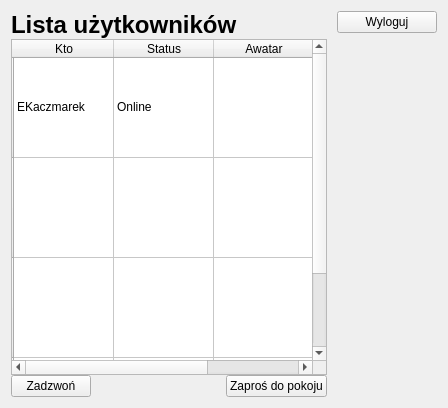
Qt form JaroEliCall/gui/adduser.ui (jaroslaw-wieczorek/Project_IP_Telephony_Python_Voip) before a commit.
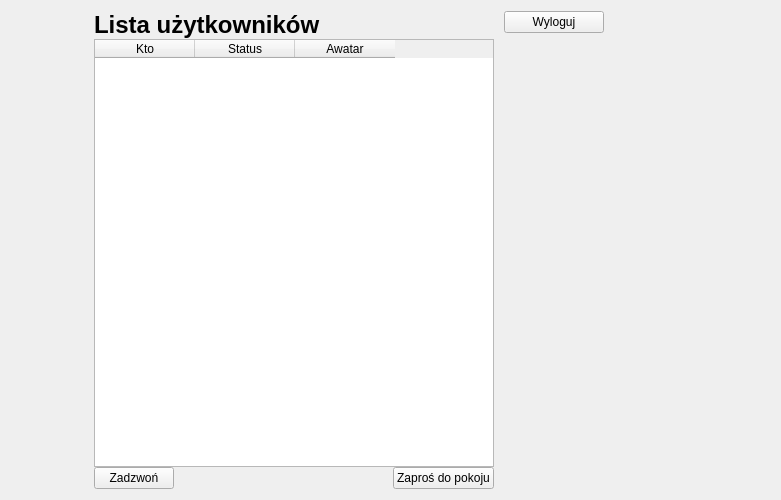
The same form after that commit. Icons and pictures are not drawn.

Commit message: AdduserWidget_codde Login_Wdget_code changes for getting Json

```diff
--- a/JaroEliCall/gui/adduser.ui
+++ b/JaroEliCall/gui/adduser.ui
@@ -6,8 +6,8 @@
    <rect>
     <x>0</x>
     <y>0</y>
-    <width>447</width>
-    <height>408</height>
+    <width>781</width>
+    <height>500</height>
    </rect>
   </property>
   <property name="windowTitle">
@@ -51,13 +51,13 @@
         <widget class="QTableWidget" name="table_widget_list_of_users">
          <property name="minimumSize">
           <size>
-           <width>316</width>
+           <width>400</width>
            <height>100</height>
           </size>
          </property>
          <property name="maximumSize">
           <size>
-           <width>300</width>
+           <width>500</width>
            <height>16777215</height>
           </size>
          </property>
@@ -70,6 +70,9 @@
          <property name="autoFillBackground">
           <bool>false</bool>
          </property>
+         <property name="frameShape">
+          <enum>QFrame::StyledPanel</enum>
+         </property>
          <property name="midLineWidth">
           <number>1</number>
          </property>
@@ -94,38 +97,6 @@
          <attribute name="verticalHeaderMinimumSectionSize">
           <number>100</number>
          </attribute>
-         <row>
-          <property name="text">
-           <string/>
-          </property>
-          <property name="textAlignment">
-           <set>AlignCenter</set>
-          </property>
-         </row>
-         <row>
-          <property name="text">
-           <string/>
-          </property>
-          <property name="textAlignment">
-           <set>AlignCenter</set>
-          </property>
-         </row>
-         <row>
-          <property name="text">
-           <string/>
-          </property>
-          <property name="textAlignment">
-           <set>AlignCenter</set>
-          </property>
-         </row>
-         <row>
-          <property name="text">
-           <string/>
-          </property>
-          <property name="textAlignment">
-           <set>AlignCenter</set>
-          </property>
-         </row>
          <column>
           <property name="text">
            <string>Kto</string>
@@ -141,29 +112,6 @@
            <string>Awatar</string>
           </property>
          </column>
-         <item row="0" column="0">
-          <property name="text">
-           <string>EKaczmarek</string>
-          </property>
-         </item>
-         <item row="0" column="1">
-          <property name="text">
-           <string>Online</string>
-          </property>
-         </item>
-         <item row="0" column="2">
-          <property name="text">
-           <string/>
-          </property>
-          <property name="textAlignment">
-           <set>AlignJustify|AlignVCenter</set>
-          </property>
-          <property name="icon">
-           <iconset>
-            <activeoff>:/icons/icons/111317-essential-ui/png/profile-user-1.png</activeoff>
-           </iconset>
-          </property>
-         </item>
         </widget>
        </item>
        <item>
```
The commit also changes 6 other files.
